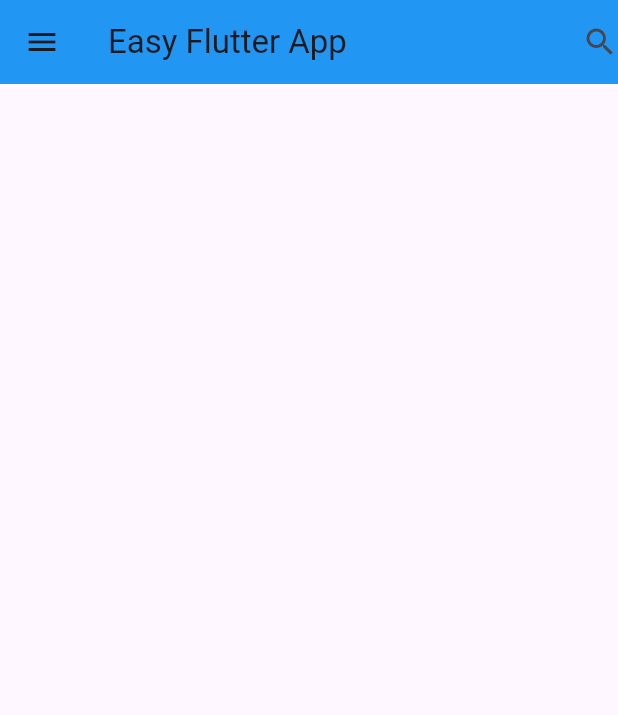
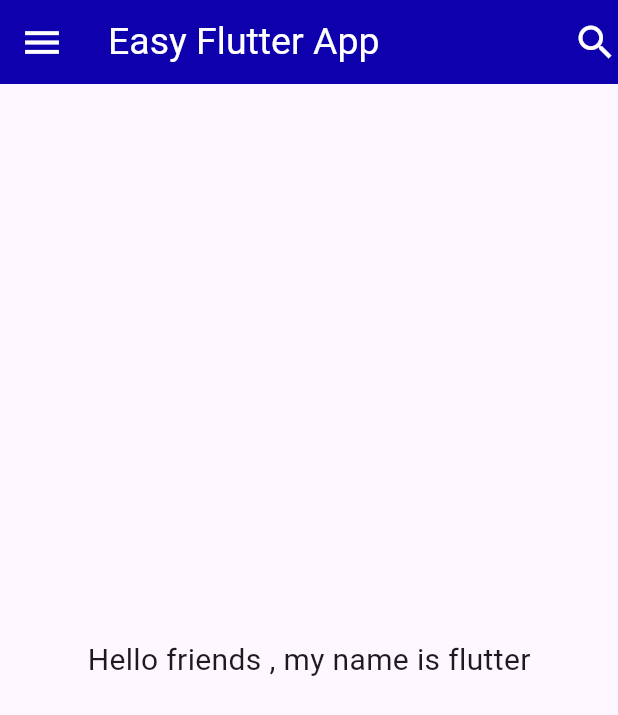
Before and after one commit to VinuthSriArampath/SimpleFlutterApp, a Flutter app: the screen it shows after launch, on a phone screen of 412 x 824 dp. Shown: the top 715 px of the screen. Run offline on Flutter 3.47's test engine with Material 3 defaults, Android fonts, the phone set to English and light mode, and no system bars.

Commit message:
change appbar colour and fontsize and icon sizes

```diff
--- a/lib/main.dart
+++ b/lib/main.dart
@@ -1,9 +1,7 @@
-
-import 'package:flutter/cupertino.dart';
 import 'package:flutter/material.dart';
 
 void main(){
-  runApp(MyApp());
+  runApp(const MyApp());
 }
 
 class MyApp extends StatelessWidget {
@@ -12,14 +10,32 @@ class MyApp extends StatelessWidget {
   @override
   Widget build(BuildContext context) {
     return MaterialApp(
+      debugShowCheckedModeBanner: false,
       home: Scaffold(
         appBar: AppBar(
-          leading: Icon(Icons.menu),
-          title: Text("Easy Flutter App"),
-          backgroundColor:Colors.blue,
-          actions: [
-            Icon(Icons.search)
+          leading: const Icon(
+            Icons.menu ,
+            size: 30,
+            color: Colors.white,
+          ),
+          title: const Text("Easy Flutter App", style: TextStyle(
+            color: Colors.white,
+            fontSize: 25,
+            fontWeight: FontWeight.w400,
+          ),),
+          backgroundColor:const Color(0xff0E00AC),
+          actions:const [
+            Icon(
+              Icons.search,
+              size: 30,
+              color: Colors.white,
+            )
           ],
+        ),
+        body:const Center(
+            child: Text("Hello friends , my name is flutter",style: TextStyle(
+              fontSize: 20
+            ),)
         ),
       ),
     );
```
